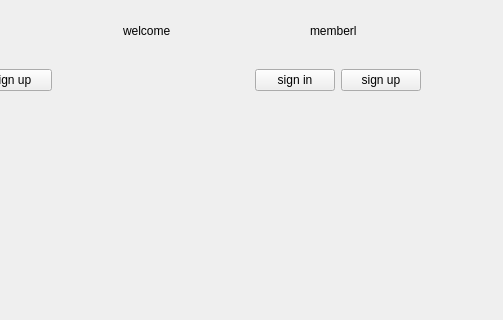
First picture: the form in mainwindow.ui, repository melika-ag8/finalfoof, before the edit; both pictures show x 197 to 700 and y 0 to 320 of the 700 by 600 pixel window.
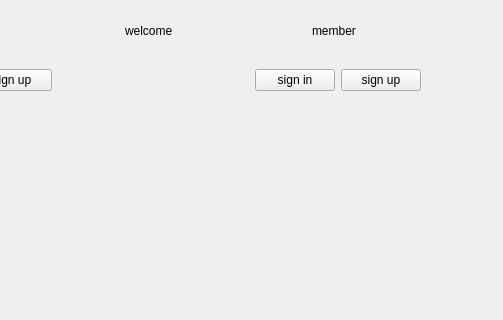
Second picture: the form after the edit. Icons and pictures are not drawn.

```diff
--- a/mainwindow.ui
+++ b/mainwindow.ui
@@ -104,7 +104,7 @@
      <item>
       <widget class="QLabel" name="member">
        <property name="text">
-        <string>memberl</string>
+        <string>member</string>
        </property>
       </widget>
      </item>
```
